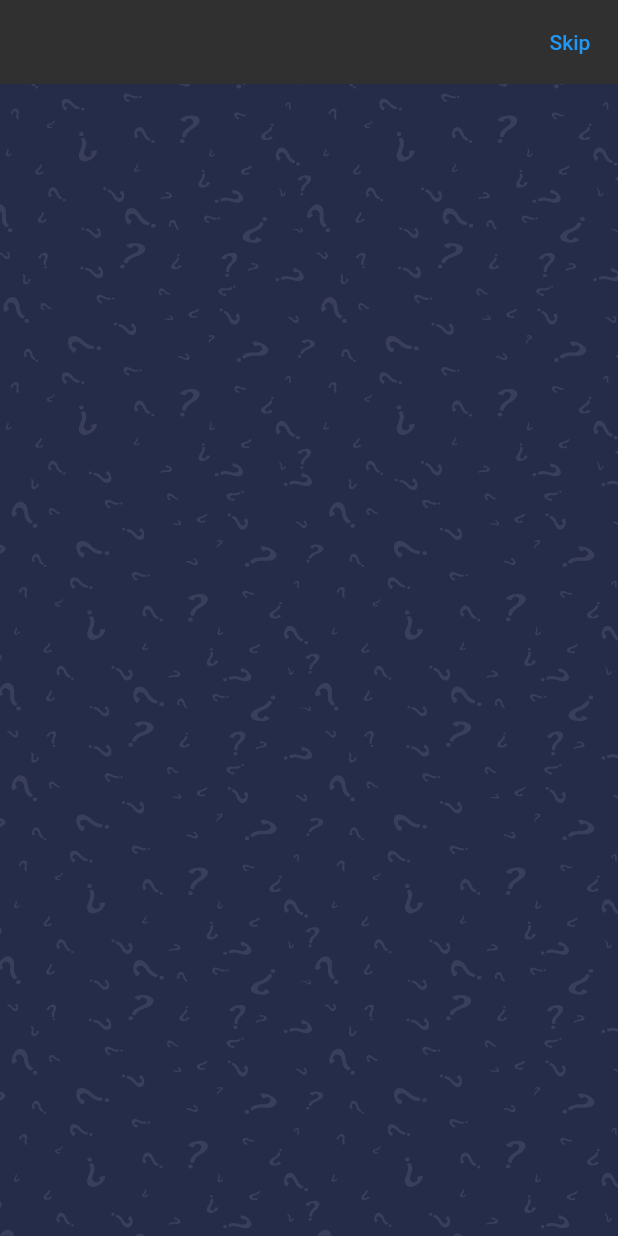
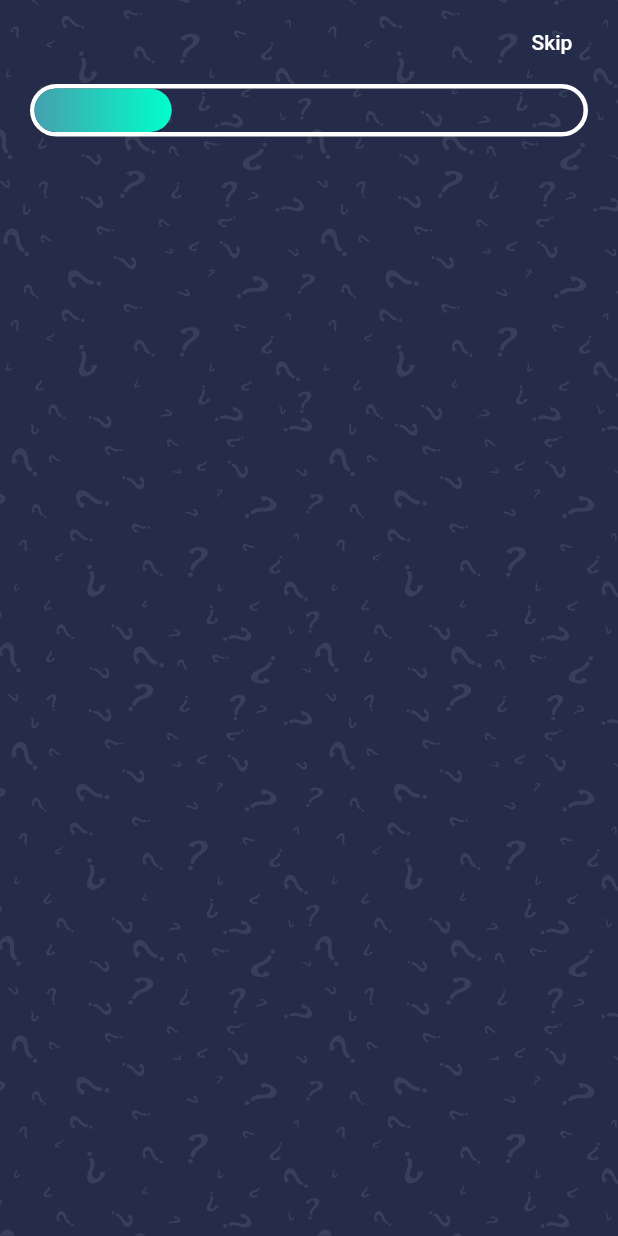
Before and after one commit to mynameiskreang/flutter2-web-02, a Flutter app: the screen it shows after launch, on a phone screen of 412 x 824 dp. Run offline on Flutter 3.47's test engine with Material 2 defaults, Android fonts, the light colour scheme and no system bars; our stand-ins replace flutter_svg.

Commit message:
add count time bar

```diff
--- a/lib/constants.dart
+++ b/lib/constants.dart
@@ -13,3 +13,23 @@ const kPrimaryGradient = LinearGradient(
 );
 
 const double kDefaultPadding = 20.0;
+
+// เอกสารจาก https://flutter.dev/docs/release/breaking-changes/buttons
+final ButtonStyle flatButtonStyle = TextButton.styleFrom(
+  primary: Colors.white,
+  minimumSize: Size(88, 36),
+  padding: EdgeInsets.symmetric(horizontal: 16.0),
+  shape: const RoundedRectangleBorder(
+    borderRadius: BorderRadius.all(Radius.circular(2.0)),
+  ),
+);
+
+final ButtonStyle raisedButtonStyle = ElevatedButton.styleFrom(
+  onPrimary: Colors.black87,
+  primary: Colors.grey[300],
+  minimumSize: Size(88, 36),
+  padding: EdgeInsets.symmetric(horizontal: 16),
+  shape: const RoundedRectangleBorder(
+    borderRadius: BorderRadius.all(Radius.circular(2)),
+  ),
+);
--- a/lib/screens/quiz/components/body.dart
+++ b/lib/screens/quiz/components/body.dart
@@ -1,5 +1,6 @@
 import 'package:flutter/material.dart';
 import 'package:flutter_svg/flutter_svg.dart';
+import 'package:flutter_web_02/constants.dart';
 
 class Body extends StatelessWidget {
   @override
@@ -13,6 +14,35 @@ class Body extends StatelessWidget {
           alignment: Alignment.center,
           width: size.width,
           height: size.height,
+        ),
+        SafeArea(
+          child: Padding(
+            padding: const EdgeInsets.symmetric(horizontal: kDefaultPadding),
+            child: Column(
+              children: [
+                Container(
+                  width: double.infinity,
+                  height: 35,
+                  decoration: BoxDecoration(
+                      border: Border.all(color: Colors.white, width: 3),
+                      borderRadius: BorderRadius.circular(50)),
+                  child: Stack(
+                    children: [
+                      // Layout Builder ทำให้ควบคุม space ของ
+                      // constraints.maxWidth เพื่อใช้ทำ animation
+                      LayoutBuilder(
+                          builder: (context, constraints) => Container(
+                                width: constraints.maxWidth * 0.25,
+                                decoration: BoxDecoration(
+                                    gradient: kPrimaryGradient,
+                                    borderRadius: BorderRadius.circular(50)),
+                              ))
+                    ],
+                  ),
+                )
+              ],
+            ),
+          ),
         )
       ],
     );
--- a/lib/screens/quiz/quiz_screen.dart
+++ b/lib/screens/quiz/quiz_screen.dart
@@ -1,15 +1,20 @@
 import 'package:flutter/cupertino.dart';
 import 'package:flutter/material.dart';
+import 'package:flutter_web_02/constants.dart';
 import 'package:flutter_web_02/screens/quiz/components/body.dart';
 
 class QuizScreen extends StatelessWidget {
   @override
   Widget build(BuildContext context) {
     return Scaffold(
+      extendBodyBehindAppBar: true,
       appBar: AppBar(
         backgroundColor: Colors.transparent,
         elevation: 0,
-        actions: [TextButton(onPressed: () {}, child: Text('Skip'))],
+        actions: [
+          TextButton(
+              onPressed: () {}, style: flatButtonStyle, child: Text('Skip'))
+        ],
       ),
       body: Body(),
     );
```
